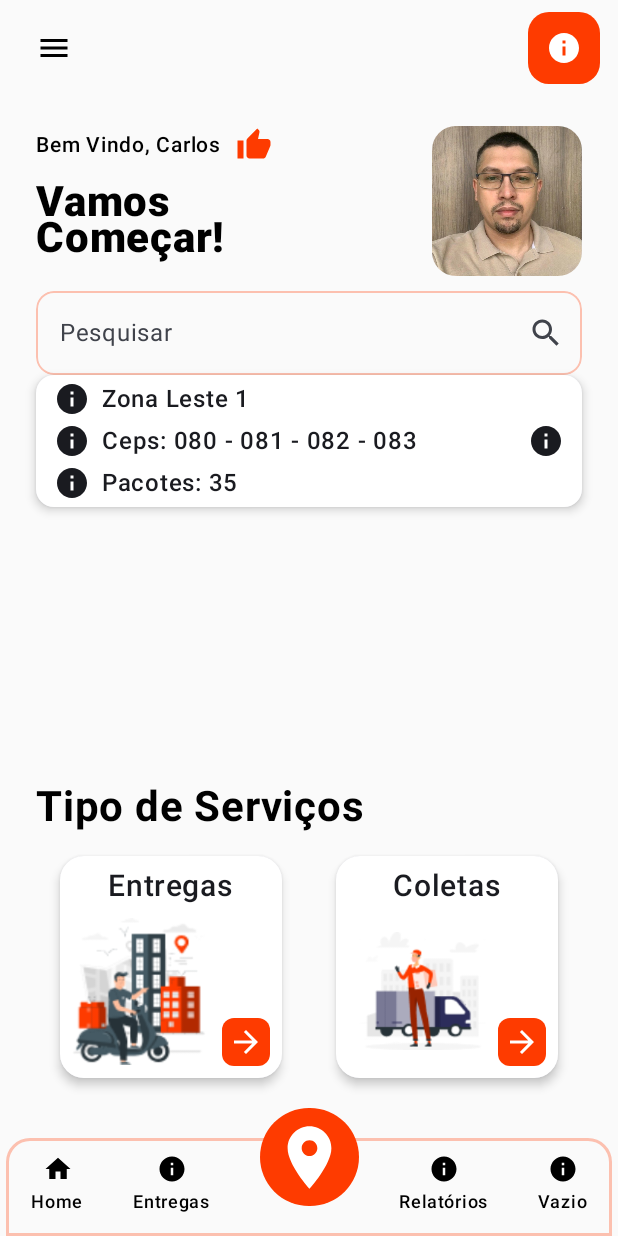
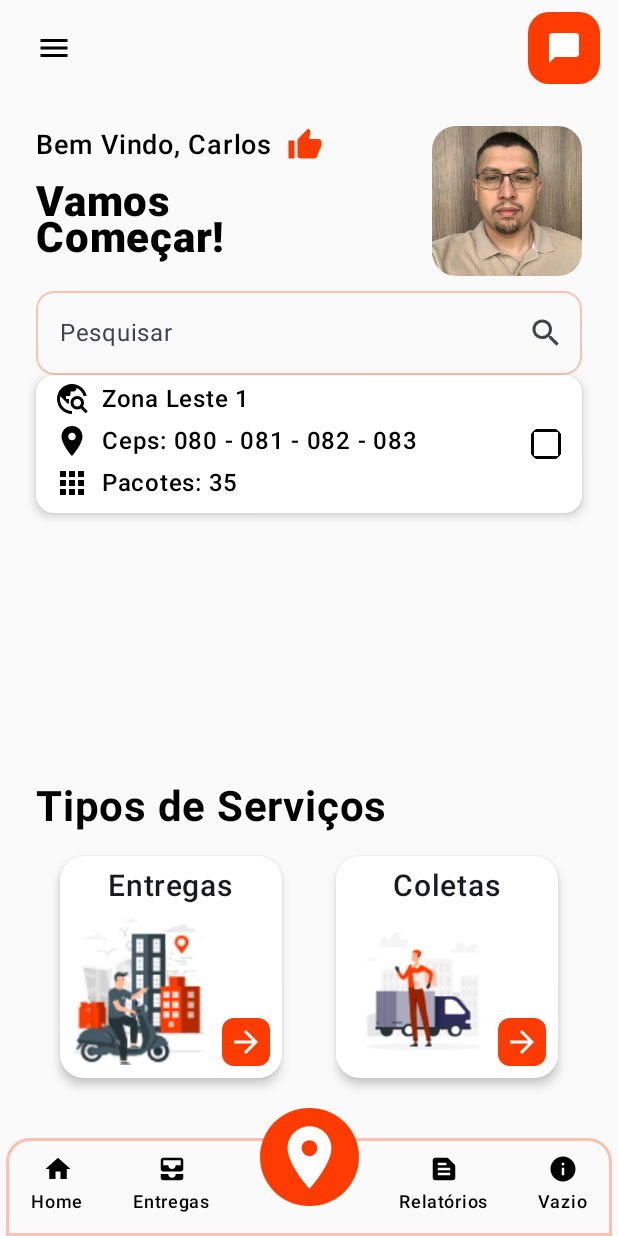
Before and after one commit to Agilliz/ClientService, an Android app built with Jetpack Compose: the screen it shows after launch (MainActivity), on a phone screen of 412 x 824 dp. Run offline under Robolectric (Android 15) with nearby library versions, the phone set to English and light mode, and no system bars.

Commit message:
Ajuste nos Icons Extends e CheckBox infoCard

```diff
--- a/AgilMobile/app/build.gradle.kts
+++ b/AgilMobile/app/build.gradle.kts
@@ -51,7 +51,7 @@ android {
 
 dependencies {
     val nav_version = "2.5.3"
-    implementation("androidx.navigation:navigation-compose:$nav_version")
+    implementation(libs.androidx.navigation.compose)
     implementation(libs.androidx.core.ktx)
     implementation(libs.androidx.lifecycle.runtime.ktx)
     implementation(libs.androidx.activity.compose)
@@ -60,6 +60,7 @@ dependencies {
     implementation(libs.androidx.ui.graphics)
     implementation(libs.androidx.ui.tooling.preview)
     implementation(libs.androidx.material3)
+    implementation(libs.androidx.material.icons.extended)
     testImplementation(libs.junit)
     androidTestImplementation(libs.androidx.junit)
     androidTestImplementation(libs.androidx.espresso.core)
--- a/AgilMobile/app/src/main/java/com/app/agilmobile/ui/components/BottomBar.kt
+++ b/AgilMobile/app/src/main/java/com/app/agilmobile/ui/components/BottomBar.kt
@@ -9,9 +9,11 @@ import androidx.compose.foundation.layout.*
 import androidx.compose.foundation.shape.CircleShape
 import androidx.compose.foundation.shape.RoundedCornerShape
 import androidx.compose.material.icons.Icons
+import androidx.compose.material.icons.filled.AllInbox
 import androidx.compose.material.icons.filled.Home
 import androidx.compose.material.icons.filled.Info
 import androidx.compose.material.icons.filled.LocationOn
+import androidx.compose.material.icons.filled.TextSnippet
 import androidx.compose.material3.Icon
 import androidx.compose.material3.Text
 import androidx.compose.runtime.Composable
@@ -68,7 +70,7 @@ fun BottomBar(onSectionSelected: (Section) -> Unit) {
                     .clickable { onSectionSelected(Section.PACKAGES) }
             ) {
                 Icon(
-                    imageVector = Icons.Default.Info,
+                    imageVector = Icons.Default.AllInbox,
                     contentDescription = "Entregas",
                     modifier = Modifier.height(20.dp)
                 )
@@ -87,7 +89,7 @@ fun BottomBar(onSectionSelected: (Section) -> Unit) {
                     .clickable { onSectionSelected(Section.NEXT_DELIVERY) }
             ) {
                 Icon(
-                    imageVector = Icons.Default.Info,
+                    imageVector = Icons.Default.TextSnippet,
                     contentDescription = "Relatórios",
                     modifier = Modifier.height(20.dp)
                 )
--- a/AgilMobile/app/src/main/java/com/app/agilmobile/ui/components/InfoCard.kt
+++ b/AgilMobile/app/src/main/java/com/app/agilmobile/ui/components/InfoCard.kt
@@ -4,13 +4,12 @@ import androidx.compose.foundation.background
 import androidx.compose.foundation.layout.*
 import androidx.compose.foundation.shape.RoundedCornerShape
 import androidx.compose.material.icons.Icons
+import androidx.compose.material.icons.filled.Apps
 import androidx.compose.material.icons.filled.Info
+import androidx.compose.material.icons.filled.LocationOn
+import androidx.compose.material.icons.filled.TravelExplore
 import androidx.compose.material3.*
-import androidx.compose.runtime.Composable
-import androidx.compose.runtime.getValue
-import androidx.compose.runtime.mutableStateOf
-import androidx.compose.runtime.remember
-import androidx.compose.runtime.setValue
+import androidx.compose.runtime.*
 import androidx.compose.ui.Alignment
 import androidx.compose.ui.Modifier
 import androidx.compose.ui.graphics.Color
@@ -20,29 +19,31 @@ import androidx.compose.ui.tooling.preview.Preview
 import androidx.compose.ui.unit.dp
 import androidx.compose.ui.unit.sp
 import com.app.agilmobile.ui.theme.AgilMobileTheme
+import com.app.agilmobile.ui.theme.Black
+import com.app.agilmobile.ui.theme.Orange
+import com.app.agilmobile.ui.theme.Orange30
+
+data class InfoItem(val icon: ImageVector, val info: String)
 
 @Composable
 fun InfoCard(
-    icon1: ImageVector,
-    info1: String,
-    icon2: ImageVector,
-    info2: String,
-    icon3: ImageVector,
-    info3: String,
+    infoItems: List<InfoItem>,
     onCardClick: () -> Unit,
 ) {
     var isPressed by remember { mutableStateOf(false) }
 
+    val cardColor = if (isPressed) Orange else Color.White
+    val textColor = if (isPressed) Color.White else Black
     val elevation = if (isPressed) 8.dp else 4.dp
+
     Card(
         elevation = CardDefaults.cardElevation(elevation),
         modifier = Modifier
             .fillMaxWidth()
             .background(Color.Transparent),
         onClick = {
-            isPressed = true
+            isPressed = !isPressed
             onCardClick()
-            isPressed = false
         },
     ) {
         Row(
@@ -50,62 +51,52 @@ fun InfoCard(
             verticalAlignment = Alignment.CenterVertically,
             modifier = Modifier
                 .fillMaxWidth()
-                .background(Color.White)
+                .background(cardColor)
                 .padding(horizontal = 12.dp, vertical = 4.dp)
         ) {
             Column {
-                Row(
-                    verticalAlignment = Alignment.CenterVertically
-                ) {
-                    Icon(
-                        imageVector = icon1,
-                        contentDescription = "icon1"
-                    )
-                    Spacer(modifier = Modifier.width(8.dp))
-                    Text(
-                        text = info1,
-                        fontSize = 16.sp,
-                        fontWeight = FontWeight.SemiBold
-                    )
+                infoItems.forEach { item ->
+                    InfoRow(item = item, textColor = textColor)
+                    Spacer(modifier = Modifier.height(4.dp))
                 }
-
-                Spacer(modifier = Modifier.height(4.dp))
-
-                Row(verticalAlignment = Alignment.CenterVertically) {
-                    Icon(imageVector = icon2, contentDescription = "icon2")
-                    Spacer(modifier = Modifier.width(8.dp))
-                    Text(
-                        text = info2,
-                        fontSize = 16.sp,
-                        fontWeight = FontWeight.SemiBold
-                    )
-                }
-
-                Spacer(modifier = Modifier.height(4.dp))
-
-                Row(verticalAlignment = Alignment.CenterVertically) {
-                    Icon(imageVector = icon3, contentDescription = "icon3")
-                    Spacer(modifier = Modifier.width(8.dp))
-                    Text(
-                        text = info3,
-                        fontSize = 16.sp,
-                        fontWeight = FontWeight.SemiBold
-                    )
-                }
-
             }
             IconButton(
-                onClick = {},
+                onClick = {
+                    isPressed = !isPressed
+                    onCardClick()
+                },
                 modifier = Modifier
                     .size(24.dp)
                     .align(Alignment.CenterVertically)
             ) {
-                Icon(
-                    imageVector = Icons.Default.Info,
-                    contentDescription = "BoxSelection",
+                Checkbox(
+                    checked = isPressed,
+                    onCheckedChange = {
+                        isPressed = it
+                        onCardClick()
+                    },
+                    colors = CheckboxDefaults.colors(
+                        checkedColor = textColor,
+                        uncheckedColor = textColor,
+                        checkmarkColor = Orange
+                    )
                 )
             }
         }
+    }
+}
+
+@Composable
+fun InfoRow(item: InfoItem, textColor: Color) {
+    Row(verticalAlignment = Alignment.CenterVertically) {
+        Icon(imageVector = item.icon, contentDescription = null, tint = textColor)
+        Spacer(modifier = Modifier.width(8.dp))
+        Text(
+            text = item.info,
+            fontSize = 16.sp,
+            fontWeight = FontWeight.SemiBold,
+            color = textColor
+        )
     }
 }
 
@@ -114,12 +105,11 @@ fun InfoCard(
 fun InfoCardPreview() {
     AgilMobileTheme {
         InfoCard(
-            icon1 = Icons.Default.Info,
-            info1 = "Zona Leste 1",
-            icon2 = Icons.Default.Info,
-            info2 = "Ceps: 080 - 081 - 082 - 083",
-            icon3 = Icons.Default.Info,
-            info3 = "Pacotes: 35",
+            infoItems = listOf(
+                InfoItem(Icons.Default.TravelExplore, "Zona Leste 1"),
+                InfoItem(Icons.Default.LocationOn, "Ceps: 080 - 081 - 082 - 083"),
+                InfoItem(Icons.Default.Apps, "Pacotes: 35")
+            ),
             onCardClick = {},
         )
     }
--- a/AgilMobile/app/src/main/java/com/app/agilmobile/ui/components/TopBar.kt
+++ b/AgilMobile/app/src/main/java/com/app/agilmobile/ui/components/TopBar.kt
@@ -7,6 +7,7 @@ import androidx.compose.foundation.layout.fillMaxWidth
 import androidx.compose.foundation.layout.padding
 import androidx.compose.foundation.shape.RoundedCornerShape
 import androidx.compose.material.icons.Icons
+import androidx.compose.material.icons.filled.ChatBubble
 import androidx.compose.material.icons.filled.Info
 import androidx.compose.material.icons.filled.Menu
 import androidx.compose.material3.Icon
@@ -49,7 +50,7 @@ fun TopBar() {
                 .background(Orange, RoundedCornerShape(14.dp))
         ) {
             Icon(
-                imageVector = Icons.Default.Info,
+                imageVector = Icons.Default.ChatBubble,
                 contentDescription = "Chat",
                 tint = Color.White
             )
--- a/AgilMobile/app/src/main/java/com/app/agilmobile/ui/sections/deliveries/HomeSection.kt
+++ b/AgilMobile/app/src/main/java/com/app/agilmobile/ui/sections/deliveries/HomeSection.kt
@@ -4,9 +4,12 @@ import androidx.compose.foundation.Image
 import androidx.compose.foundation.layout.*
 import androidx.compose.foundation.shape.RoundedCornerShape
 import androidx.compose.material.icons.Icons
+import androidx.compose.material.icons.filled.Apps
 import androidx.compose.material.icons.filled.ArrowForward
 import androidx.compose.material.icons.filled.Info
+import androidx.compose.material.icons.filled.LocationOn
 import androidx.compose.material.icons.filled.ThumbUp
+import androidx.compose.material.icons.filled.TravelExplore
 import androidx.compose.material3.Icon
 import androidx.compose.material3.Text
 import androidx.compose.runtime.*
@@ -22,6 +25,7 @@ import com.app.agilmobile.ui.theme.AgilMobileTheme
 import com.app.agilmobile.R
 import com.app.agilmobile.ui.components.CardService
 import com.app.agilmobile.ui.components.InfoCard
+import com.app.agilmobile.ui.components.InfoItem
 import com.app.agilmobile.ui.components.SearchBar
 import com.app.agilmobile.ui.theme.Orange
 
@@ -58,7 +62,7 @@ fun HomeSection() {
                         Text(
                             text = "Bem Vindo, Carlos",
                             fontWeight = FontWeight.SemiBold,
-                            fontSize = 14.sp,
+                            fontSize = 18.sp,
                             modifier = Modifier
                                 .padding(bottom = 8.dp)
                         )
@@ -101,12 +105,11 @@ fun HomeSection() {
             ) {
                 SearchBar()
                 InfoCard(
-                    icon1 = Icons.Default.Info,
-                    info1 = "Zona Leste 1",
-                    icon2 = Icons.Default.Info,
-                    info2 = "Ceps: 080 - 081 - 082 - 083",
-                    icon3 = Icons.Default.Info,
-                    info3 = "Pacotes: 35",
+                    infoItems = listOf(
+                        InfoItem(Icons.Default.TravelExplore, "Zona Leste 1"),
+                        InfoItem(Icons.Default.LocationOn, "Ceps: 080 - 081 - 082 - 083"),
+                        InfoItem(Icons.Default.Apps, "Pacotes: 35")
+                    ),
                     onCardClick = {},
                 )
             }
@@ -118,7 +121,7 @@ fun HomeSection() {
                     .fillMaxWidth()
             ) {
                 Text(
-                    text = "Tipo de Serviços",
+                    text = "Tipos de Serviços",
                     fontWeight = FontWeight.Bold,
                     fontSize = 28.sp
                 )
--- a/AgilMobile/gradle/libs.versions.toml
+++ b/AgilMobile/gradle/libs.versions.toml
@@ -8,9 +8,12 @@ espressoCore = "3.6.1"
 lifecycleRuntimeKtx = "2.8.3"
 activityCompose = "1.9.0"
 composeBom = "2024.04.01"
+navigationCompose = "2.5.3"
 
 [libraries]
 androidx-core-ktx = { group = "androidx.core", name = "core-ktx", version.ref = "coreKtx" }
+androidx-material-icons-extended = { module = "androidx.compose.material:material-icons-extended" }
+androidx-navigation-compose = { module = "androidx.navigation:navigation-compose", version.ref = "navigationCompose" }
 junit = { group = "junit", name = "junit", version.ref = "junit" }
 androidx-junit = { group = "androidx.test.ext", name = "junit", version.ref = "junitVersion" }
 androidx-espresso-core = { group = "androidx.test.espresso", name = "espresso-core", version.ref = "espressoCore" }
```
